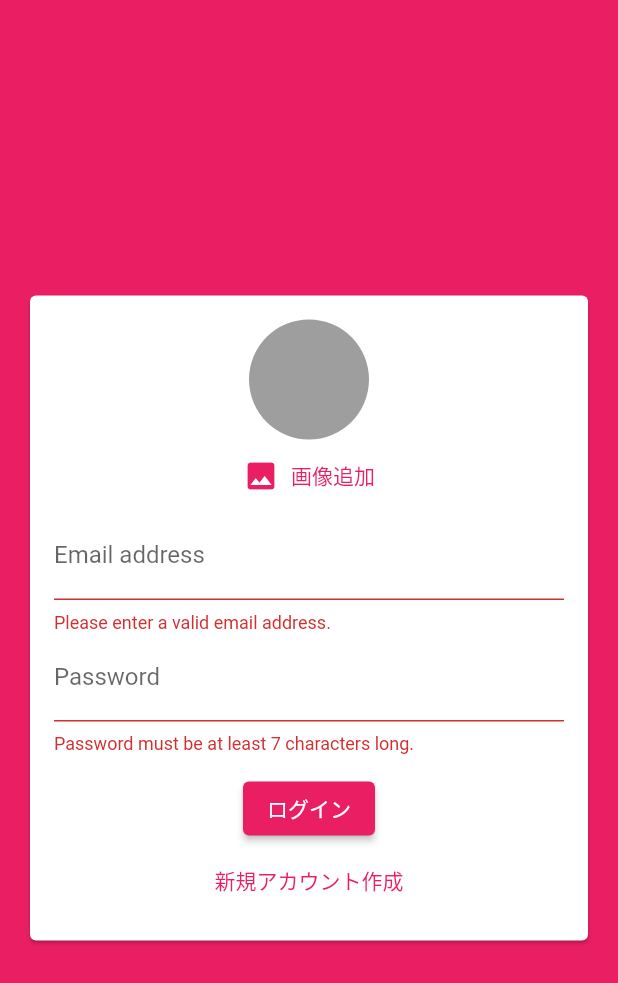
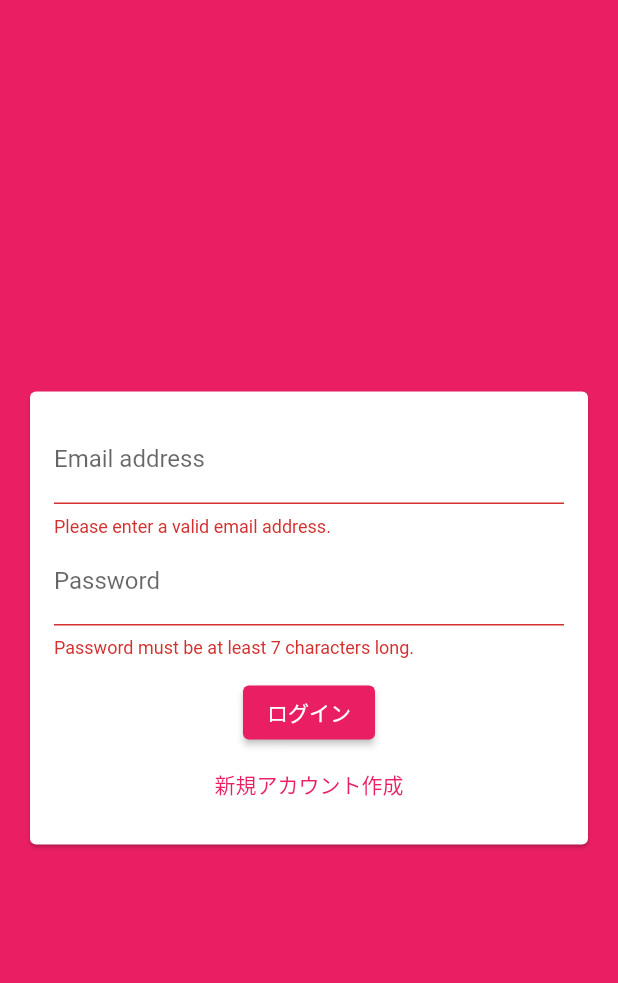
Before and after one commit to Issei-Hiramatsu/ChatApp, a Flutter app: the screen it shows after launch, after a tap on "ログイン", on a phone screen of 412 x 824 dp. Shown: the top 983 px of the screen. Run offline on Flutter 3.47's test engine with Material 2 defaults, Android fonts, the phone set to English and light mode, and no system bars; our stand-ins replace cloud_firestore, firebase_auth, firebase_core, firebase_storage, image_picker; accounts and stored records are empty.

```diff
--- a/lib/widget/auth/auth_form.dart
+++ b/lib/widget/auth/auth_form.dart
@@ -14,7 +14,7 @@ class AuthForm extends StatefulWidget {
     String email,
     String userName,
     String password,
-    File image,
+    //File image,
     bool isLogin,
     BuildContext ctx,
   ) submitFn;
@@ -28,32 +28,32 @@ class _AuthFormState extends State<AuthForm> {
   var _userEmail = '';
   var _userName = '';
   var _userPassword = '';
-  File? _userImageFile;
+  //File? _userImageFile;
 
-  void _pickedImage(File image) {
-    _userImageFile = image;
-  }
+  // void _pickedImage(File image) {
+  //   _userImageFile = image;
+  // }
 
   void _trySubmit() {
     final isValid = _formKey.currentState!.validate();
     FocusScope.of(context).unfocus();
 
-    if (_userImageFile == null && !_isLogin) {
-      ScaffoldMessenger.of(context).showSnackBar(
-        SnackBar(
-          content: const Text('画像を追加してください'),
-          backgroundColor: Theme.of(context).errorColor,
-        ),
-      );
-      return;
-    }
+    // if (_userImageFile == null && !_isLogin) {
+    //   ScaffoldMessenger.of(context).showSnackBar(
+    //     SnackBar(
+    //       content: const Text('画像を追加してください'),
+    //       backgroundColor: Theme.of(context).errorColor,
+    //     ),
+    //   );
+    //   return;
+    // }
     if (isValid) {
       _formKey.currentState!.save();
       widget.submitFn(
         _userEmail.trim(),
         _userPassword.trim(),
         _userName.trim(),
-        _userImageFile!,
+        // _userImageFile!,
         _isLogin,
         context,
       );
@@ -73,7 +73,7 @@ class _AuthFormState extends State<AuthForm> {
               child: Column(
                 mainAxisSize: MainAxisSize.min,
                 children: [
-                  UserImagePicker(_pickedImage),
+                  //UserImagePicker(_pickedImage),
                   TextFormField(
                     key: const ValueKey('email'),
                     validator: (value) {
--- a/lib/widget/chat/messages.dart
+++ b/lib/widget/chat/messages.dart
@@ -38,7 +38,7 @@ class Messages extends StatelessWidget {
               itemBuilder: (context, index) => MessageBubble(
                 chatDocs?[index]['text'],
                 chatDocs?[index]['username'],
-                chatDocs?[index]['userImage'],
+                //chatDocs?[index]['userImage'],
                 chatDocs?[index]['userId'] == futureSnapshot.data!.uid,
                 key: ValueKey(chatDocs?[index].id),
               ),
--- a/lib/widget/chat/new_message.dart
+++ b/lib/widget/chat/new_message.dart
@@ -23,7 +23,7 @@ class _NewMessageState extends State<NewMessage> {
       'createdAt': Timestamp.now(),
       'userId': user!.uid,
       'username': userData['username'],
-      'userImage': userData['user_image']
+      //'userImage': userData['user_image']
     });
     _controller.clear();
     _enteredMessage = '';
```
Also changed, not shown: lib/screen/auth_screen.dart (+6 -6 lines), lib/widget/chat/message_bubble.dart (+8 -8 lines).
